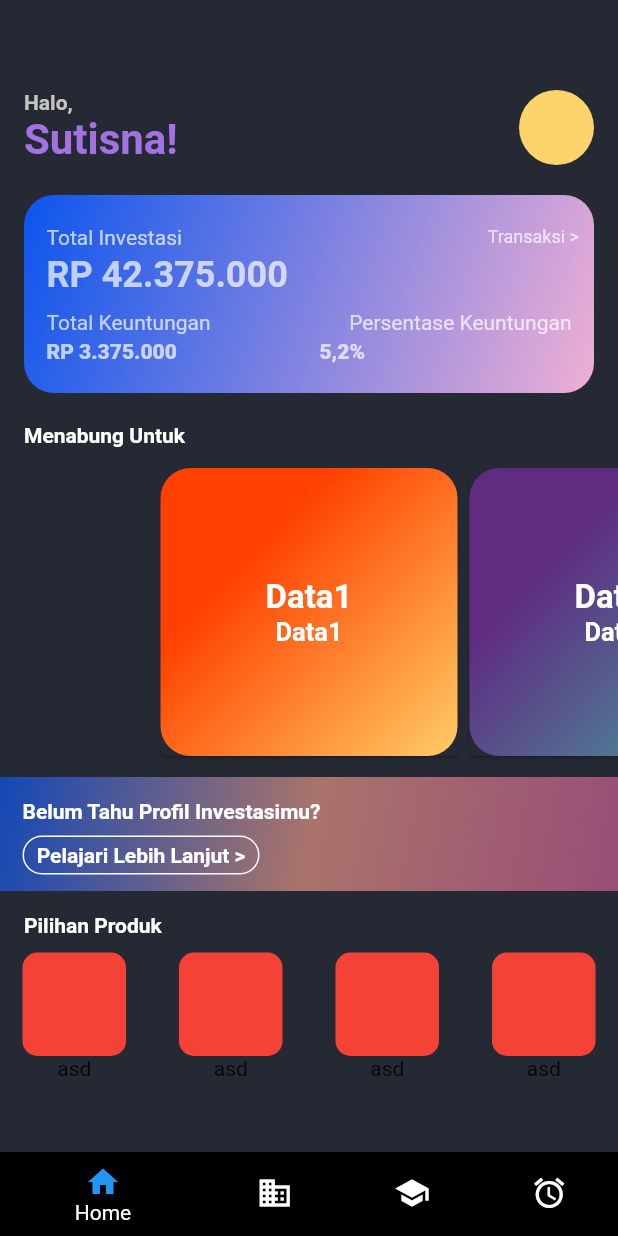
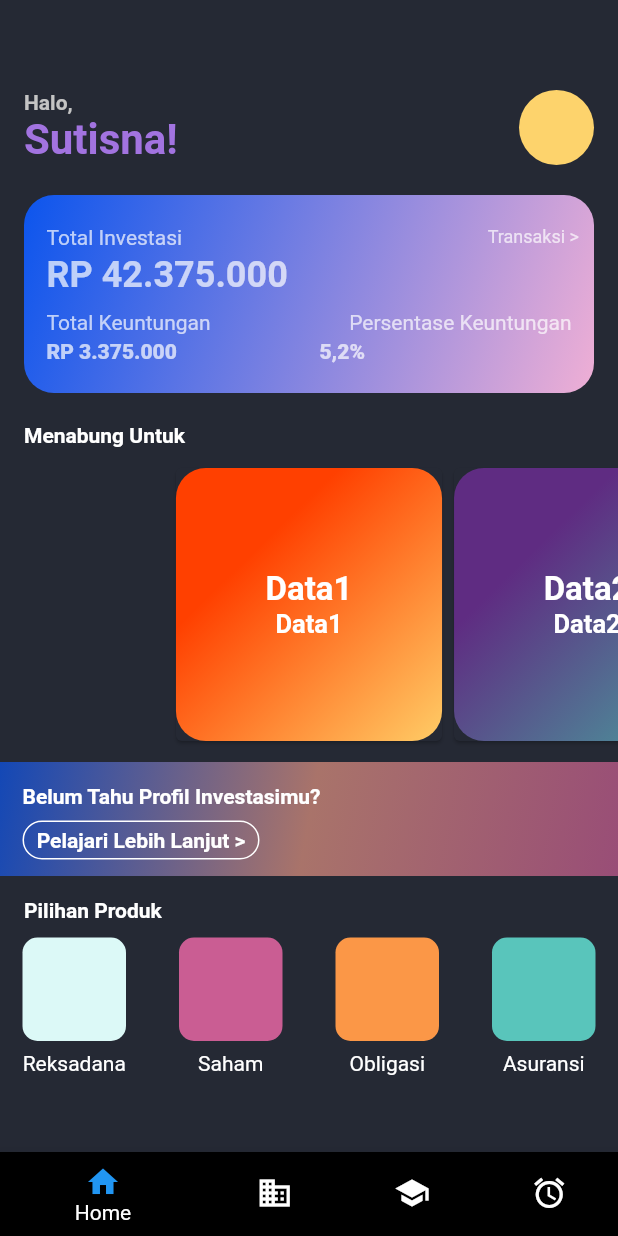
Before and after one commit to RenaldoLouis/flutter_invest_app, a Flutter app: the screen it shows after launch, on a phone screen of 412 x 824 dp. Run offline on Flutter 3.47's test engine with Material 2 defaults, Android fonts, the light colour scheme and no system bars; drawn by our look-alikes of carousel_slider.

Commit message:
fix some display

```diff
--- a/lib/app/sign_in/sign_in_page.dart
+++ b/lib/app/sign_in/sign_in_page.dart
@@ -301,8 +301,8 @@ class _SigninPageState extends State<SigninPage> {
             // ),
             child: CarouselSlider(
               options: CarouselOptions(
-                viewportFraction: 0.5,
-                height: 200.0,
+                viewportFraction: 0.45,
+                height: 190.0,
                 autoPlay: true,
                 enableInfiniteScroll: false,
                 autoPlayInterval: Duration(seconds: 3),
@@ -416,72 +416,96 @@ class _SigninPageState extends State<SigninPage> {
                 Column(
                   children: <Widget>[
                     Container(
+                      margin: EdgeInsets.only(bottom: 7.0),
                       width: 69,
                       height: 69,
                       decoration: BoxDecoration(
                         borderRadius: BorderRadius.all(
                           Radius.circular(10),
                         ),
-                        color: Colors.red,
+                        color: Color(0XFFDCF9F7),
                       ),
                     ),
                     Align(
                       alignment: Alignment.center,
-                      child: Text("asd"),
+                      child: Text(
+                        "Reksadana",
+                        style: TextStyle(
+                          color: Colors.white,
+                        ),
+                      ),
                     )
                   ],
                 ),
                 Column(
                   children: <Widget>[
                     Container(
+                      margin: EdgeInsets.only(bottom: 7.0),
                       width: 69,
                       height: 69,
                       decoration: BoxDecoration(
                         borderRadius: BorderRadius.all(
                           Radius.circular(10),
                         ),
-                        color: Colors.red,
+                        color: Color(0xFFCA5D93),
                       ),
                     ),
                     Align(
                       alignment: Alignment.center,
-                      child: Text("asd"),
+                      child: Text(
+                        "Saham",
+                        style: TextStyle(
+                          color: Colors.white,
+                        ),
+                      ),
                     )
                   ],
                 ),
                 Column(
                   children: <Widget>[
                     Container(
+                      margin: EdgeInsets.only(bottom: 7.0),
                       width: 69,
                       height: 69,
                       decoration: BoxDecoration(
                         borderRadius: BorderRadius.all(
                           Radius.circular(10),
                         ),
-                        color: Colors.red,
+                        color: Color(0xFFFB9747),
                       ),
                     ),
                     Align(
                       alignment: Alignment.center,
-                      child: Text("asd"),
+                      child: Text(
+                        "Obligasi",
+                        style: TextStyle(
+                          color: Colors.white,
+                        ),
+                      ),
                     )
                   ],
                 ),
                 Column(
                   children: <Widget>[
                     Container(
+                      margin: EdgeInsets.only(bottom: 7.0),
                       width: 69,
                       height: 69,
                       decoration: BoxDecoration(
                         borderRadius: BorderRadius.all(
                           Radius.circular(10),
                         ),
-                        color: Colors.red,
+                        color: Color(0xFF59C5BB),
                       ),
                     ),
                     Align(
                       alignment: Alignment.center,
-                      child: Text("asd"),
+                      child: Text(
+                        "Asuransi",
+                        style: TextStyle(
+                          color: Colors.white,
+                        ),
+                      ),
                     )
                   ],
                 ),
```
